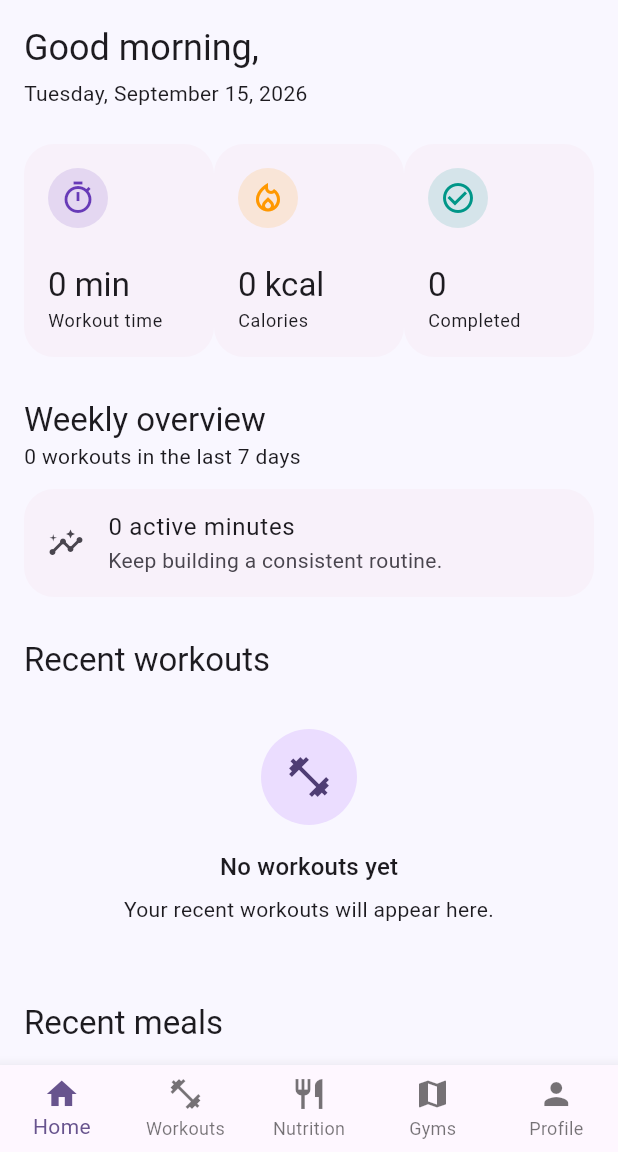
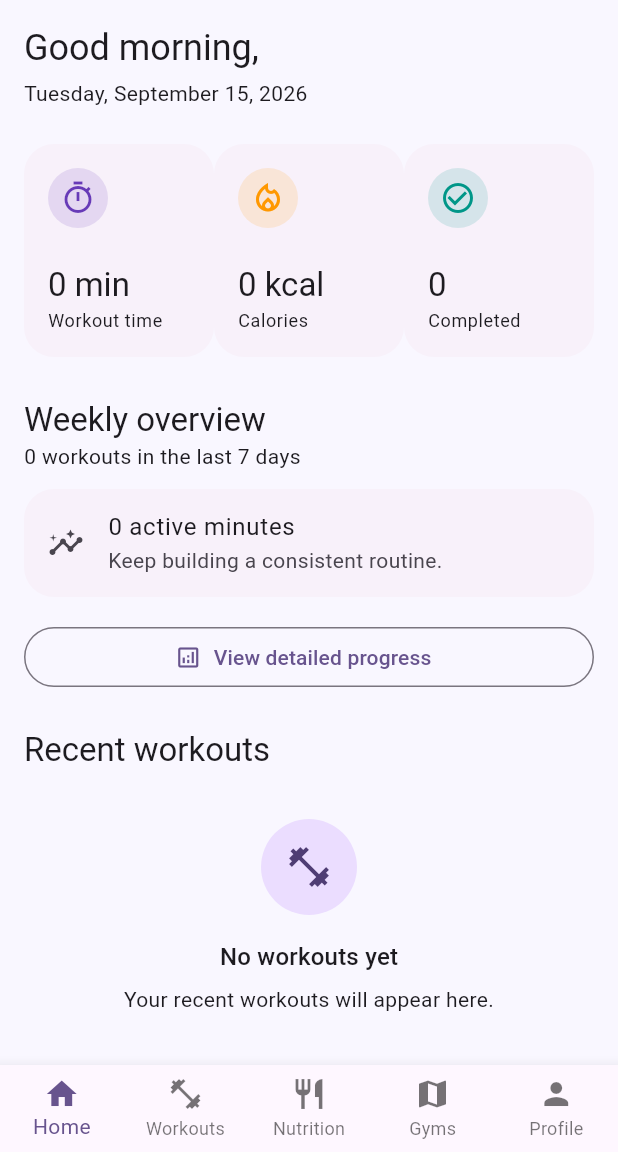
Before and after one commit to HAO9981/Fittrack, a Flutter app: the screen it shows once a user with an empty profile is signed in, on a phone screen of 412 x 824 dp, the part 84-1236 px from its top. Run offline on Flutter 3.47's test engine with Material 3 defaults, Android fonts, the phone set to English and light mode, and no system bars; our stand-ins replace cloud_firestore, firebase_auth, firebase_core; accounts and stored records are empty.

Commit message:
Link dashboard to progress tracking

```diff
--- a/lib/src/screens/home/dashboard_screen.dart
+++ b/lib/src/screens/home/dashboard_screen.dart
@@ -9,6 +9,7 @@ import '../../services/nutrition_service.dart';
 import '../../services/workout_service.dart';
 import '../../widgets/app_empty_state.dart';
 import '../../widgets/dashboard_stat_card.dart';
+import '../progress/progress_screen.dart';
 
 class DashboardScreen extends StatefulWidget {
   const DashboardScreen({super.key});
@@ -148,6 +149,14 @@ class _DashboardContent extends StatelessWidget {
             subtitle: const Text('Keep building a consistent routine.'),
           ),
         ),
+        const SizedBox(height: 12),
+        OutlinedButton.icon(
+          onPressed: () => Navigator.of(context).push(
+            MaterialPageRoute(builder: (_) => const ProgressScreen()),
+          ),
+          icon: const Icon(Icons.analytics_outlined),
+          label: const Text('View detailed progress'),
+        ),
         const SizedBox(height: 24),
         _SectionTitle(title: 'Recent workouts'),
         if (recentWorkouts.isEmpty)
```
